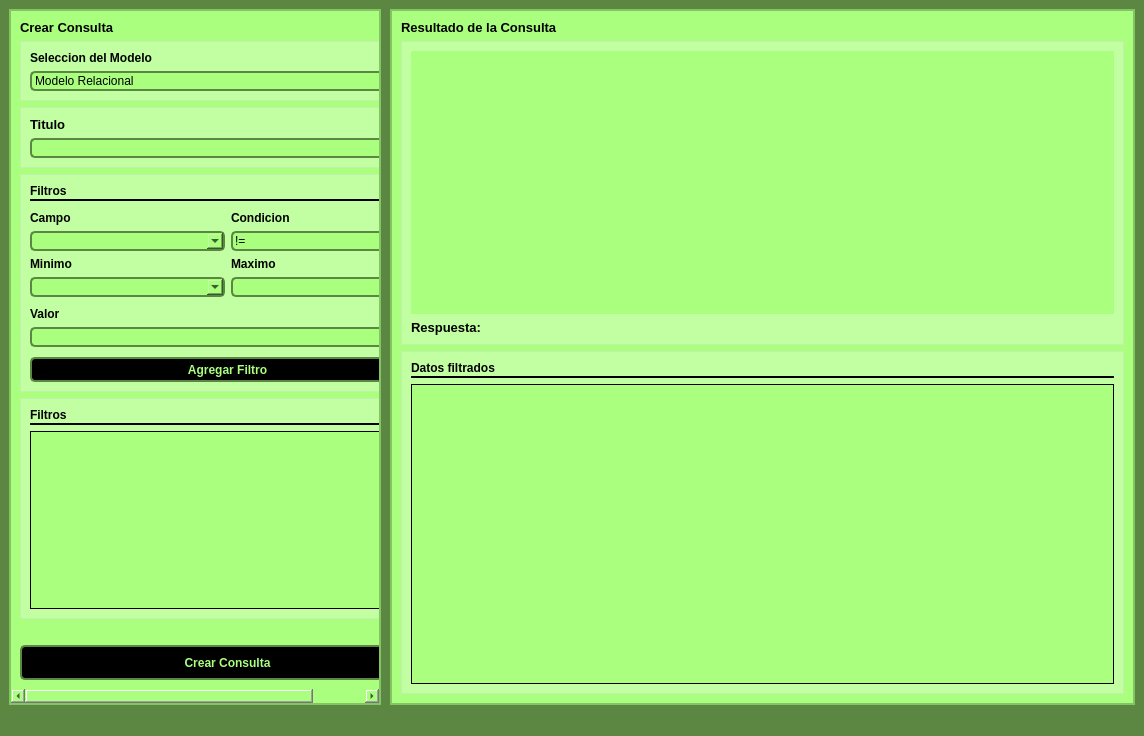
Old version of the form Interfaz/interfaz.ui in the repository Jpalacio98/DataBase-Advance.
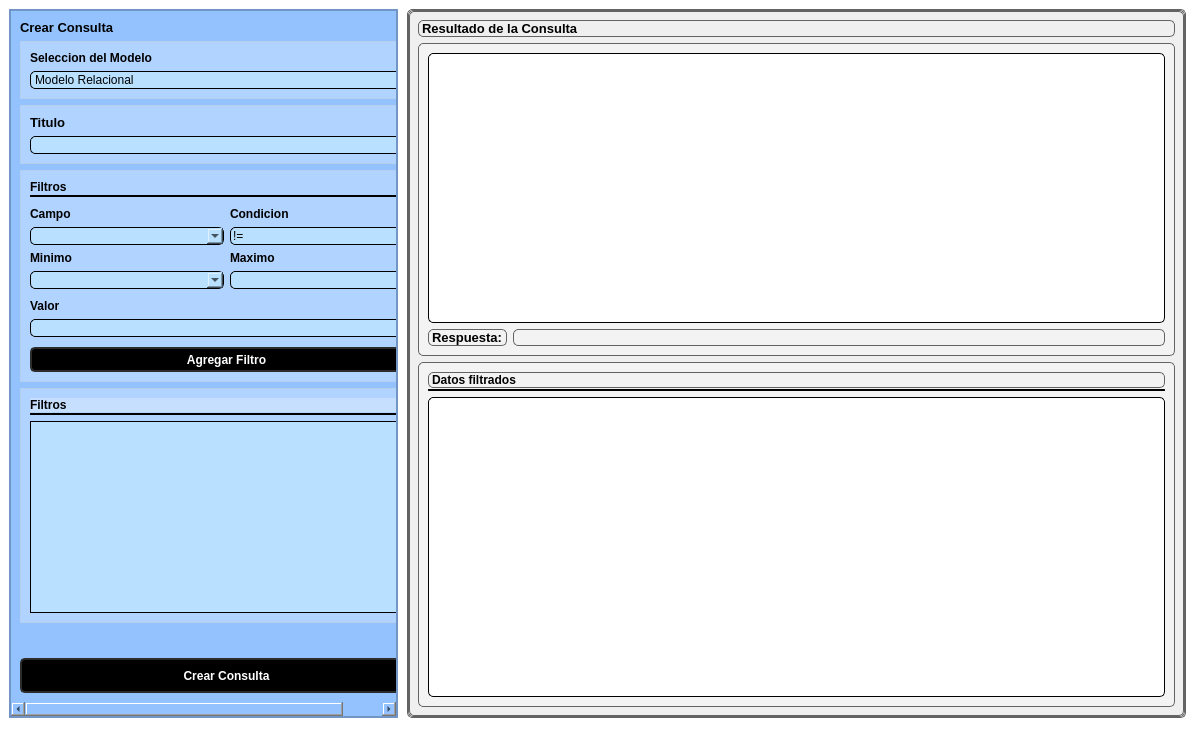
New version of the form.

```diff
--- a/Interfaz/interfaz.ui
+++ b/Interfaz/interfaz.ui
@@ -6,8 +6,8 @@
    <rect>
     <x>0</x>
     <y>0</y>
-    <width>1144</width>
-    <height>736</height>
+    <width>1195</width>
+    <height>749</height>
    </rect>
   </property>
   <property name="windowTitle">
@@ -17,7 +17,7 @@
    <bool>false</bool>
   </property>
   <property name="styleSheet">
-   <string notr="true">background-color: rgb(91, 135, 67);</string>
+   <string notr="true">background-color: rgb(255, 255, 255);</string>
   </property>
   <property name="toolButtonStyle">
    <enum>Qt::ToolButtonTextUnderIcon</enum>
@@ -45,7 +45,8 @@
     <item>
      <widget class="QFrame" name="frame">
       <property name="styleSheet">
-       <string notr="true">background-color: rgb(170, 255, 127);</string>
+       <string notr="true">background-color: rgb(147, 194, 255);
+border-color: rgb(33, 33, 33);</string>
       </property>
       <property name="frameShape">
        <enum>QFrame::StyledPanel</enum>
@@ -95,8 +96,8 @@
            <rect>
             <x>0</x>
             <y>0</y>
-            <width>412</width>
-            <height>676</height>
+            <width>410</width>
+            <height>689</height>
            </rect>
           </property>
           <layout class="QVBoxLayout" name="verticalLayout_9">
@@ -143,8 +144,8 @@
               <item>
                <widget class="QComboBox" name="cbox_ModeloDB">
                 <property name="styleSheet">
-                 <string notr="true">background-color: rgb(170, 255, 127);
-border: 2px solid #5b8743;
+                 <string notr="true">background-color: rgb(185, 225, 255);
+border: 0.5px solid #000;
 border-radius:5px;</string>
                 </property>
                 <item>
@@ -208,8 +209,8 @@
                  </font>
                 </property>
                 <property name="styleSheet">
-                 <string notr="true">background-color: rgb(170, 255, 127);
-border: 2px solid #5b8743;
+                 <string notr="true">background-color: rgb(185, 225, 255);
+border: 0.5px solid #000;
 border-radius:5px;</string>
                 </property>
                 <property name="editable">
@@ -395,8 +396,8 @@
                    <item>
                     <widget class="QComboBox" name="cbox_Campo">
                      <property name="styleSheet">
-                      <string notr="true">background-color: rgb(170, 255, 127);
-border: 2px solid #5b8743;
+                      <string notr="true">background-color: rgb(185, 225, 255);
+border: 0.5px solid #000;
 border-radius:5px;</string>
                      </property>
                     </widget>
@@ -420,8 +421,8 @@
                    <item>
                     <widget class="QComboBox" name="cbox_Condicion">
                      <property name="styleSheet">
-                      <string notr="true">background-color: rgb(170, 255, 127);
-border: 2px solid #5b8743;
+                      <string notr="true">background-color: rgb(185, 225, 255);
+border: 0.5px solid #000;
 border-radius:5px;</string>
                      </property>
                      <property name="editable">
@@ -498,8 +499,8 @@
                       <item>
                        <widget class="QComboBox" name="cbox_Rmin">
                         <property name="styleSheet">
-                         <string notr="true">background-color: rgb(170, 255, 127);
-border: 2px solid #5b8743;
+                         <string notr="true">background-color: rgb(185, 225, 255);
+border: 0.5px solid #000;
 border-radius:5px;</string>
                         </property>
                         <property name="editable">
@@ -531,8 +532,8 @@
                       <item>
                        <widget class="QComboBox" name="cbox_Rmax">
                         <property name="styleSheet">
-                         <string notr="true">background-color: rgb(170, 255, 127);
-border: 2px solid #5b8743;
+                         <string notr="true">background-color: rgb(185, 225, 255);
+border: 0.5px solid #000;
 border-radius:5px;</string>
                         </property>
                         <property name="editable">
@@ -586,8 +587,8 @@
                  <item>
                   <widget class="QComboBox" name="cbox_Value">
                    <property name="styleSheet">
-                    <string notr="true">background-color: rgb(170, 255, 127);
-border: 2px solid #5b8743;
+                    <string notr="true">background-color: rgb(185, 225, 255);
+border: 0.5px solid #000;
 border-radius:5px;</string>
                    </property>
                    <property name="editable">
@@ -612,7 +613,8 @@
                  </font>
                 </property>
                 <property name="styleSheet">
-                 <string notr="true"/>
+                 <string notr="true">color: rgb(255, 255, 255);
+border-color: rgb(44, 44, 44);</string>
                 </property>
                 <property name="text">
                  <string>Agregar Filtro</string>
@@ -647,7 +649,7 @@
                    </font>
                   </property>
                   <property name="styleSheet">
-                   <string notr="true">background-color: rgba(255, 255, 255, 0);</string>
+                   <string notr="true">border-color: rgb(0, 0, 0);</string>
                   </property>
                   <property name="text">
                    <string>Filtros</string>
@@ -692,8 +694,8 @@
               <item>
                <widget class="QListWidget" name="listWidget_filtros">
                 <property name="styleSheet">
-                 <string notr="true">background-color: rgb(170, 255, 127);
-border: 1px solid #000000</string>
+                 <string notr="true">background-color: rgb(185, 225, 255);
+border: 0.5px solid #000;</string>
                 </property>
                </widget>
               </item>
@@ -730,7 +732,8 @@
               </font>
              </property>
              <property name="styleSheet">
-              <string notr="true"/>
+              <string notr="true">color: rgb(255, 255, 255);
+border-color: rgb(44, 44, 44);</string>
              </property>
              <property name="text">
               <string>Crear Consulta</string>
@@ -753,13 +756,23 @@
        </size>
       </property>
       <property name="styleSheet">
-       <string notr="true">background-color: rgb(170, 255, 127);</string>
+       <string notr="true">background-color: rgb(239, 239, 239);
+border-color: rgb(33, 33, 33);
+border: 0.5px solid #636363;
+border-radius: 5px;
+</string>
       </property>
       <property name="frameShape">
-       <enum>QFrame::StyledPanel</enum>
+       <enum>QFrame::NoFrame</enum>
       </property>
       <property name="frameShadow">
-       <enum>QFrame::Raised</enum>
+       <enum>QFrame::Plain</enum>
+      </property>
+      <property name="lineWidth">
+       <number>0</number>
+      </property>
+      <property name="midLineWidth">
+       <number>-1</number>
       </property>
       <layout class="QVBoxLayout" name="verticalLayout_13">
        <property name="spacing">
@@ -787,8 +800,8 @@
            <rect>
             <x>0</x>
             <y>0</y>
-            <width>741</width>
-            <height>693</height>
+            <width>775</width>
+            <height>706</height>
            </rect>
           </property>
           <layout class="QVBoxLayout" name="verticalLayout_17">
@@ -829,8 +842,8 @@
                  </size>
                 </property>
                 <property name="styleSheet">
-                 <string notr="true">background-color: rgb(170, 255, 127);
-border: 1px solid rgba(0,0,0,0);</string>
+                 <string notr="true">background-color: rgb(255, 255, 255);
+border: 0.5px solid #000;</string>
                 </property>
                </widget>
               </item>
@@ -954,8 +967,8 @@
                  </font>
                 </property>
                 <property name="styleSheet">
-                 <string notr="true">background-color: rgb(170, 255, 127);
-border: 1px solid #000000</string>
+                 <string notr="true">background-color: rgb(255, 255, 255);
+border: 0.5px solid #000;</string>
                 </property>
                </widget>
               </item>
```
Left out of the diff: 4 changed lines with no effect on the pictures.
